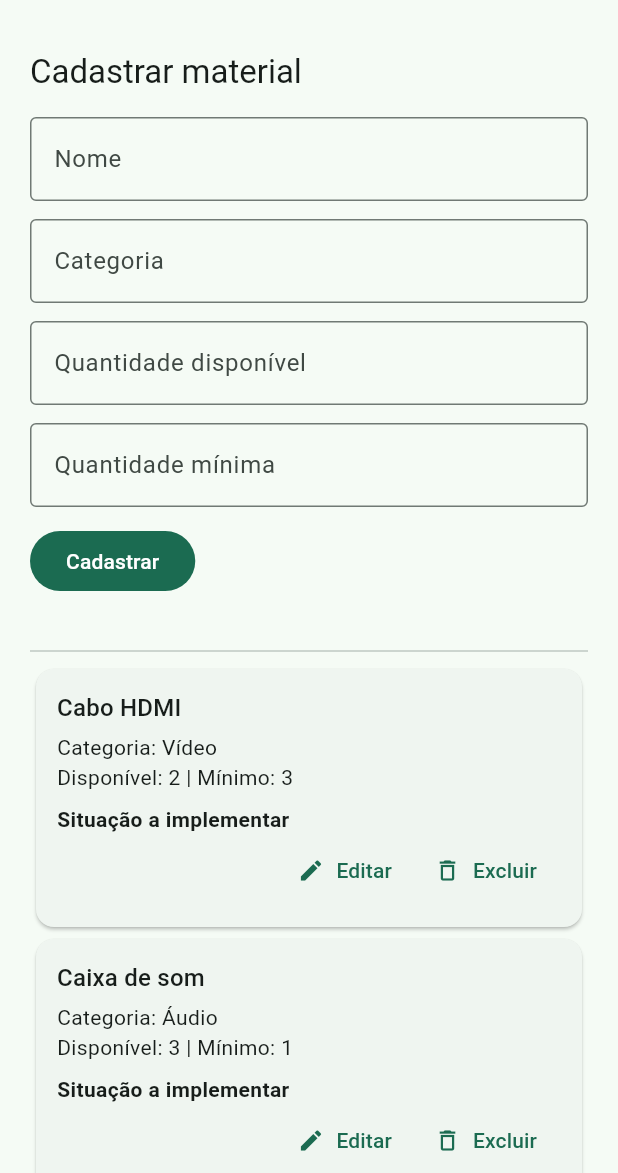
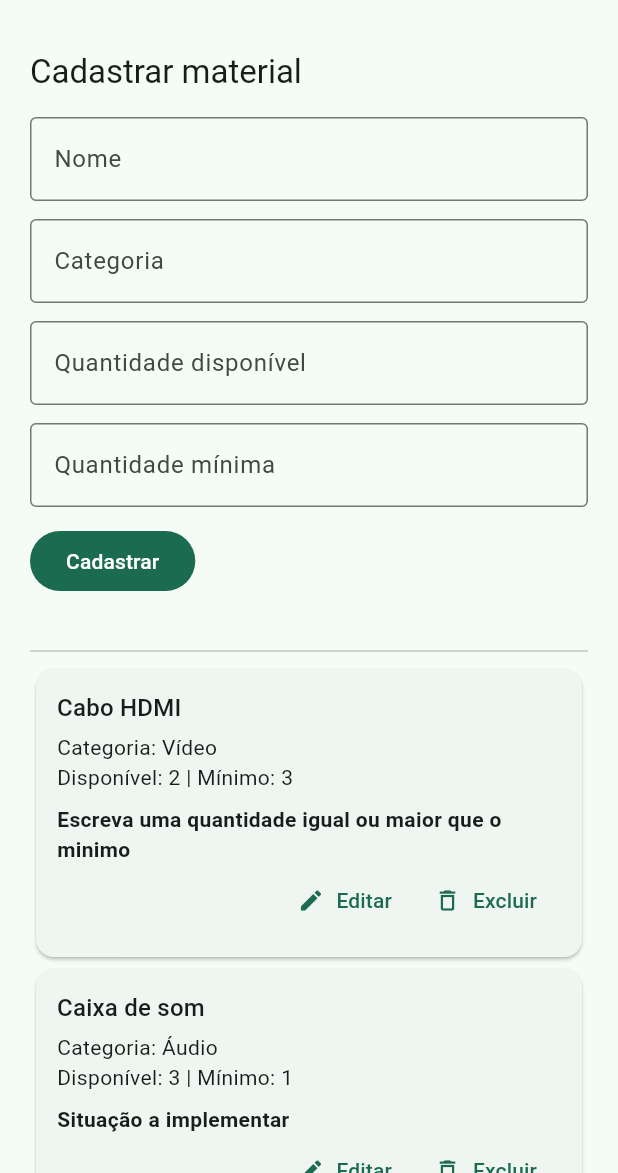
Before and after one commit to 12400017-cell/repositirio_flutter, a Flutter app: the screen it shows after launch, on a phone screen of 412 x 824 dp, the part 63-1236 px from its top. Run offline on Flutter 3.47's test engine with Material 3 defaults, Android fonts, the phone set to English and light mode, and no system bars; our stand-ins replace device_preview, sqflite_common, sqflite_common_ffi_web; accounts and stored records are empty.

Commit message:
Lscm_udate2_VerirQuantidadeMinimo

```diff
--- a/E3/revisao 1/revisao/lib/models/material_evento.dart
+++ b/E3/revisao 1/revisao/lib/models/material_evento.dart
@@ -18,8 +18,12 @@ class MaterialEvento {
   String get nomeNormalizado => nome.trim().toLowerCase();
 
   String get situacao {
-    // TODO 3: classifique o material conforme quantidade e mínimo.
-    // Verifique primeiro se a quantidade é zero.
+    // (FEITO)TODO 3: classifique o material conforme quantidade e mínimo.
+    // Verifique primeiro se a quantidade é zero
+    if(quantidade <= 0) return "Escreve um valor maior que 0";
+    if(quantidade < minimo) return "Escreva uma quantidade igual ou maior que o minimo";
+    if(minimo > quantidade) return "Escreve um valor minimo manor ou igual a quantidade";
+    if(minimo <=0) return "Escreva um minimo maior que 0";
     return 'Situação a implementar';
   }
 
--- a/E3/revisao 1/revisao/lib/utils/validadores.dart
+++ b/E3/revisao 1/revisao/lib/utils/validadores.dart
@@ -2,14 +2,14 @@ import 'package:flutter/material.dart';
 
 class Validadores {
   static String? textoObrigatorio(String? valor) {
-    // TODO 1: rejeite null, texto vazio e texto formado apenas por espaços.
+    // (FEITO)TODO 1: rejeite null, texto vazio e texto formado apenas por espaços.
     // Retorne uma mensagem de erro ou null quando o valor for válido.
     if(valor == null || valor.trim().isEmpty) return "Erro: Valor vazio ou só com espaços";
     return null;
   }
 
   static String? quantidade(String? valor) {
-    // TODO 2: aceite somente inteiros maiores ou iguais a zero.
+    // (FEITO)TODO 2: aceite somente inteiros maiores ou iguais a zero.
     // Não converta uma quantidade inválida para zero.
 
     //Se valor for nulo ou vazio
```
